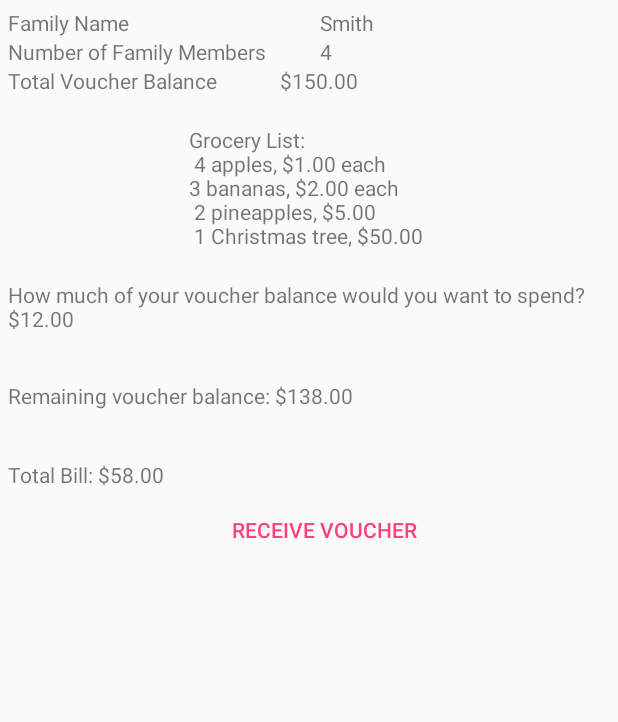
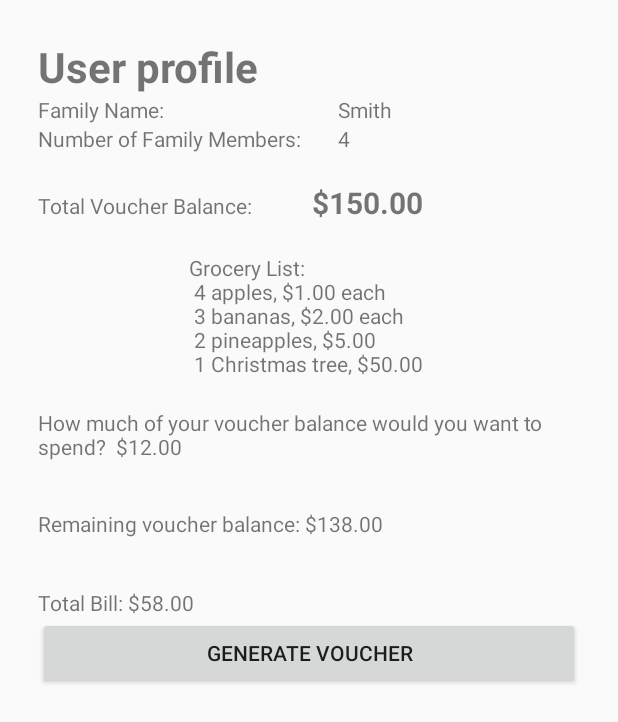
Before and after one commit to delaware2017/team-10, an Android app: the MainScreenActivity screen opened directly, with no data from a screen before it, on a phone screen of 412 x 824 dp. Shown: the top 722 px of the screen. Run offline under Robolectric (Android 15) with nearby library versions, the phone set to English and light mode, and no system bars.

Commit message:
update user profile template

```diff
--- a/WholesomeWave/app/src/main/res/layout/main_activity.xml
+++ b/WholesomeWave/app/src/main/res/layout/main_activity.xml
@@ -8,8 +8,20 @@
     xmlns:android="http://schemas.android.com/apk/res/android">
 
 
+    <TableRow
+        android:layout_width="match_parent"
+        android:layout_height="match_parent" >
 
-
+        <TextView
+            android:id="@+id/textView5"
+            android:layout_width="wrap_content"
+            android:layout_height="wrap_content"
+            android:textSize="28sp"
+            android:textStyle="bold"
+            android:layout_marginLeft="20dp"
+            android:layout_marginTop="20dp"
+            android:text="User profile" />
+    </TableRow>
 
     <TableRow>
 
@@ -17,7 +29,8 @@
             android:layout_width="wrap_content"
             android:layout_height="wrap_content"
             android:layout_weight="1"
-                android:text="Family Name" />
+            android:layout_marginLeft="20dp"
+            android:text="Family Name:" />
 
             <TextView
 
@@ -34,7 +47,8 @@
                 android:layout_width="wrap_content"
                 android:layout_height="wrap_content"
                 android:layout_weight="1"
-                android:text="Number of Family Members " />
+                android:layout_marginLeft="20dp"
+                android:text="Number of Family Members: " />
 
             <TextView
                 android:layout_width="wrap_content"
@@ -45,19 +59,32 @@
 
         </TableRow>
 
+    <TableRow
+        android:layout_width="match_parent"
+        android:layout_height="match_parent" >
+
+        <TextView
+            android:id="@+id/textView6"
+            android:layout_width="wrap_content"
+            android:layout_height="wrap_content" />
+    </TableRow>
+
     <TableRow>
 
             <TextView
                 android:layout_width="wrap_content"
                 android:layout_height="wrap_content"
                 android:layout_weight="0.11"
-                android:text="Total Voucher Balance"
-                android:ems="10"/>
+                android:ems="10"
+                android:layout_marginLeft="20dp"
+                android:text="Total Voucher Balance:" />
 
             <TextView
                 android:layout_width="wrap_content"
                 android:layout_height="wrap_content"
                 android:layout_weight="1"
+                android:textSize="20sp"
+                android:textStyle="bold"
                 android:text="$150.00"
                  />
         </TableRow>
@@ -75,7 +102,7 @@
             android:layout_weight="0.11"
             android:paddingBottom="30px"
 
-            android:text="Grocery List: \n 4 apples, $1.00 each \t
+            android:text="Grocery List: \n 4 apples, $1.00 each \n
 3 bananas, $2.00 each \n 2 pineapples, $5.00 \n 1 Christmas tree, $50.00"
             android:ems="10"/>
 
@@ -85,6 +112,7 @@
             android:layout_width="wrap_content"
             android:layout_height="wrap_content"
             android:layout_weight="0.11"
+            android:layout_marginLeft="20dp"
             android:text="How much of your voucher balance would you want to spend?  $12.00"
 
             android:ems="10"/>
@@ -93,6 +121,7 @@
         android:layout_width="wrap_content"
         android:layout_height="wrap_content"
         android:layout_weight="0.11"
+        android:layout_marginLeft="20dp"
         android:text="Remaining voucher balance: $138.00"
         android:ems="100"/>
 
@@ -100,20 +129,22 @@
         android:layout_width="wrap_content"
         android:layout_height="wrap_content"
         android:layout_weight="0.11"
+        android:layout_marginLeft="20dp"
         android:text="Total Bill: $58.00"
         android:paddingTop="50px"
         android:ems="100"/>
 
 
     <Button
-            android:text="Receive Voucher"
+        android:id="@+id/submitButton"
+        style="@style/Widget.AppCompat.Button"
         android:layout_width="wrap_content"
         android:layout_height="wrap_content"
-            android:id="@+id/submitButton"
-            style="?android:attr/buttonBarButtonStyle"
+        android:layout_marginLeft="20dp"
+        android:layout_marginRight="20dp"
+        android:elevation="24dp"
         android:onClick="onSubmit"
-            android:elevation="24dp"
-            android:layout_marginLeft="20dp" />
+        android:text="Generate Voucher" />
 
 
     </TableLayout>
```
Lines whose indentation alone changed are shown as unchanged.
